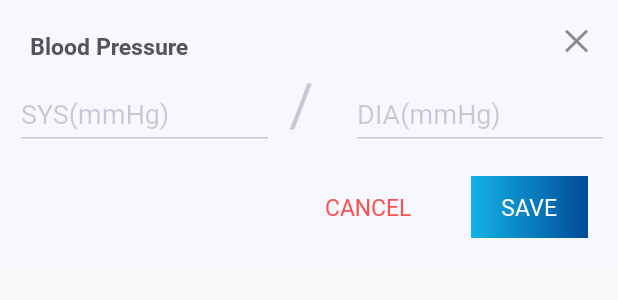
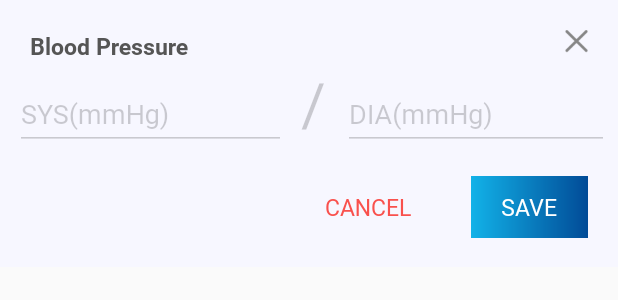
Before and after one commit to Dharm1806/Tablayout-with-recycler-view-and-slider-in-kotlin-mvvm-and-data-binding, an Android app: the layout add_blood_pressure.xml on its own in the app's theme, with its tools: preview values and no code run, on a phone screen of 412 x 824 dp. Shown: the top 300 px of the screen. Run offline under Robolectric (Android 15) with nearby library versions, the phone set to English and light mode, and no system bars.

Commit message:
Commit : bug fixed 214,238,201,199,

```diff
--- a/app/src/main/java/com/tekmindz/covidhealthcare/ui/patientDetails/PatientDetailFragment.kt
+++ b/app/src/main/java/com/tekmindz/covidhealthcare/ui/patientDetails/PatientDetailFragment.kt
@@ -458,6 +458,10 @@ class PatientDetailFragment : Fragment() {
             }
 
             if (sys.trim().length != 0 && dia.trim().length != 0) {
+                if (sys.toInt()>=dia.toInt()){
+                    etSys.isErrorEnabled = true
+                    etSys.error = getString(R.string.err_sys_greater)
+                }else {
 
                     Utills.hideKeyboard(requireActivity())
                     showProgressBar()
@@ -487,7 +491,7 @@ class PatientDetailFragment : Fragment() {
                         )
                     )
                     dialog.dismiss()
-
+                }
             }
         }
 
--- a/app/src/main/res/layout/add_blood_pressure.xml
+++ b/app/src/main/res/layout/add_blood_pressure.xml
@@ -42,7 +42,7 @@
             android:id="@+id/tv_Sys"
             style="@style/Widget.Design.TextInputLayoutPD"
             android:theme="@style/TextInputLayoutAppearancePD"
-            android:layout_width="wrap_content"
+            android:layout_width="0dp"
             android:layout_height="wrap_content"
             android:layout_marginStart="@dimen/margin_10dp"
             android:layout_marginEnd="@dimen/margin_10dp"
@@ -66,7 +66,7 @@
         </com.google.android.material.textfield.TextInputLayout>
 
         <TextView
-            android:layout_width="wrap_content"
+            android:layout_width="0dp"
             android:layout_height="wrap_content"
             android:text="/"
             android:layout_weight="0.15"
@@ -81,7 +81,7 @@
             android:id="@+id/tv_dia"
             style="@style/Widget.Design.TextInputLayoutPD"
             android:theme="@style/TextInputLayoutAppearancePD"
-            android:layout_width="wrap_content"
+            android:layout_width="0dp"
             android:layout_height="wrap_content"
             android:layout_marginStart="@dimen/margin_10dp"
             android:layout_marginEnd="@dimen/margin_10dp"
--- a/app/src/main/res/values/strings.xml
+++ b/app/src/main/res/values/strings.xml
@@ -33,7 +33,7 @@
     <string name="msg_ward_no">Ward No. </string>
     <string name="msg_bed_no">Bed No. </string>
     <string name="msg_ward_number">Ward Number</string>
-    <string name="msg_addmitted_since">Addmitted Since</string>
+    <string name="msg_addmitted_since">Admitted Since</string>
     <string name="msg_biosensor_id">Biosensor ID</string>
     <string name="msg_bed_number">Bed Number</string>
     <string name="msg_gender">Gender</string>
@@ -97,6 +97,7 @@
     <string name="msg_oxygen_saturation">Oxygen Saturation</string>
     <string name="err_spo2">Please enter valid spO2</string>
     <string name="err_sys">Please enter valid SYS</string>
+    <string name="err_sys_greater">Systolic value cannot be greater then or equal to Diastolic value</string>
     <string name="level_of_pain">LEVEL OF PAIN</string>
     <string name="assess_the_intensity_of_pain">Assess the intensity of pain</string>
     <string name="zero">0</string>
```
Lines whose indentation alone changed are shown as unchanged.
